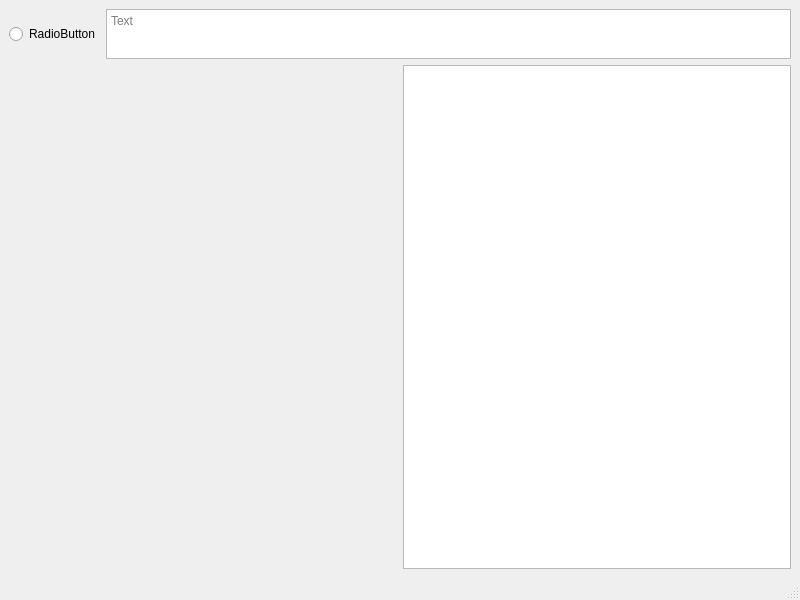
This is TWarriorGUI/mainwindow.ui in anivelle/twarrior-gui as Qt 5 draws it before an edit. The edited form follows.
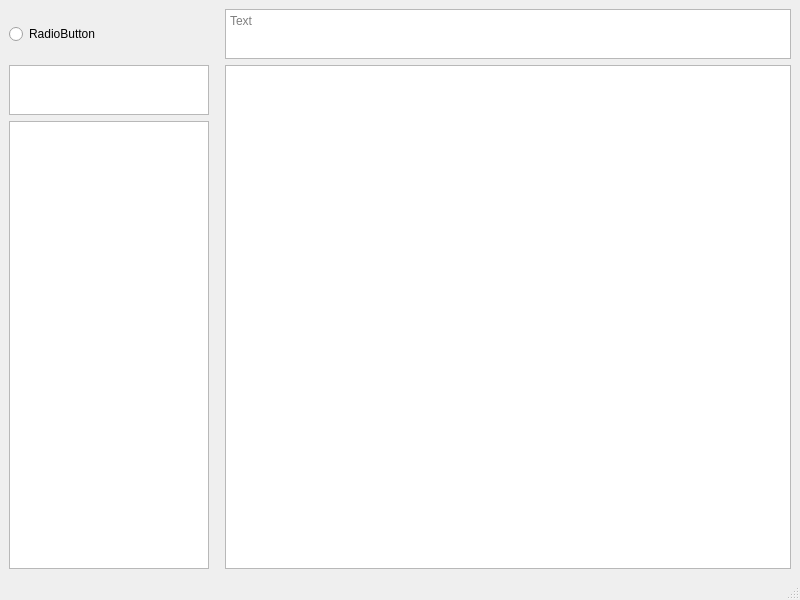
This is the edited form.

Commit message: Displays multiple columns of data now, changed up the layout a bit. Don't know how wide I need to make the window, though, or how to set the header width so that full descriptions are displayed

```diff
--- a/TWarriorGUI/mainwindow.ui
+++ b/TWarriorGUI/mainwindow.ui
@@ -17,41 +17,50 @@
    <layout class="QGridLayout" name="gridLayout">
     <item row="0" column="0">
      <layout class="QGridLayout" name="gridLayout_2">
-      <item row="2" column="0">
-       <spacer name="verticalSpacer">
+      <item row="3" column="1">
+       <spacer name="horizontalSpacer">
         <property name="orientation">
-         <enum>Qt::Vertical</enum>
+         <enum>Qt::Horizontal</enum>
+        </property>
+        <property name="sizeType">
+         <enum>QSizePolicy::Preferred</enum>
         </property>
         <property name="sizeHint" stdset="0">
          <size>
-          <width>20</width>
-          <height>40</height>
+          <width>10</width>
+          <height>20</height>
          </size>
         </property>
        </spacer>
       </item>
-      <item row="1" column="1" rowspan="2">
+      <item row="4" column="0">
+       <layout class="QVBoxLayout" name="verticalLayout_2">
+        <item>
+         <widget class="QTextEdit" name="textEdit_2">
+          <property name="maximumSize">
+           <size>
+            <width>200</width>
+            <height>50</height>
+           </size>
+          </property>
+         </widget>
+        </item>
+        <item>
+         <widget class="QListWidget" name="listWidget">
+          <property name="maximumSize">
+           <size>
+            <width>200</width>
+            <height>16777215</height>
+           </size>
+          </property>
+         </widget>
+        </item>
+       </layout>
+      </item>
+      <item row="4" column="2">
        <widget class="QTreeView" name="treeView"/>
       </item>
-      <item row="0" column="0" colspan="2">
-       <layout class="QHBoxLayout" name="horizontalLayout">
-        <property name="spacing">
-         <number>6</number>
-        </property>
-        <property name="sizeConstraint">
-         <enum>QLayout::SetNoConstraint</enum>
-        </property>
-        <item>
-         <widget class="QRadioButton" name="radioButton">
-          <property name="text">
-           <string>RadioButton</string>
-          </property>
-          <property name="checked">
-           <bool>false</bool>
-          </property>
-         </widget>
-        </item>
-        <item>
+      <item row="3" column="2">
          <widget class="QTextEdit" name="textEdit">
           <property name="enabled">
            <bool>true</bool>
@@ -79,34 +88,16 @@
           </property>
          </widget>
         </item>
-       </layout>
-      </item>
-      <item row="1" column="0">
-       <spacer name="horizontalSpacer">
-        <property name="orientation">
-         <enum>Qt::Horizontal</enum>
+      <item row="3" column="0">
+       <widget class="QRadioButton" name="radioButton">
+        <property name="text">
+         <string>RadioButton</string>
         </property>
-        <property name="sizeHint" stdset="0">
-         <size>
-          <width>40</width>
-          <height>20</height>
-         </size>
-        </property>
-       </spacer>
-      </item>
-     </layout>
-    </item>
-   </layout>
-  </widget>
-  <widget class="QMenuBar" name="menubar">
-   <property name="geometry">
-    <rect>
-     <x>0</x>
-     <y>0</y>
-     <width>800</width>
-     <height>22</height>
-    </rect>
-   </property>
+       </widget>
+      </item>
+     </layout>
+    </item>
+   </layout>
   </widget>
   <widget class="QStatusBar" name="statusbar"/>
  </widget>
```
Lines whose indentation alone changed are shown as unchanged. The commit also changes 3 other files.
